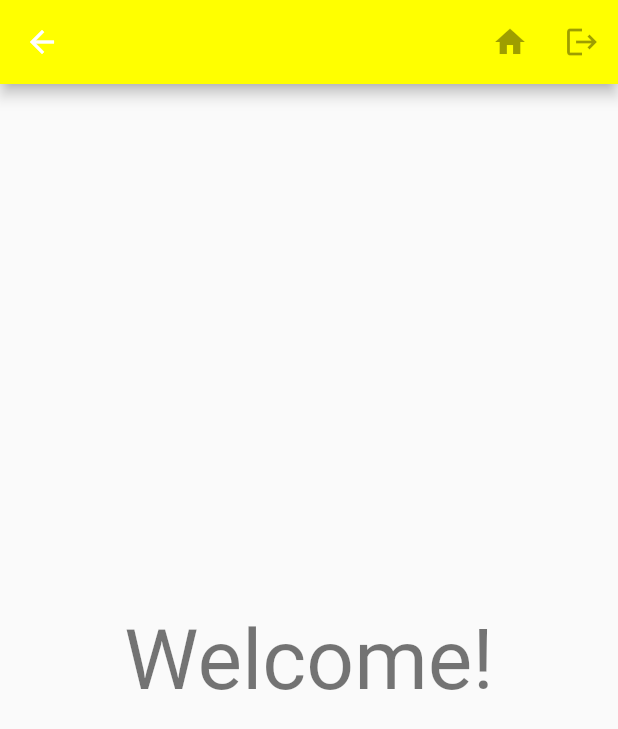
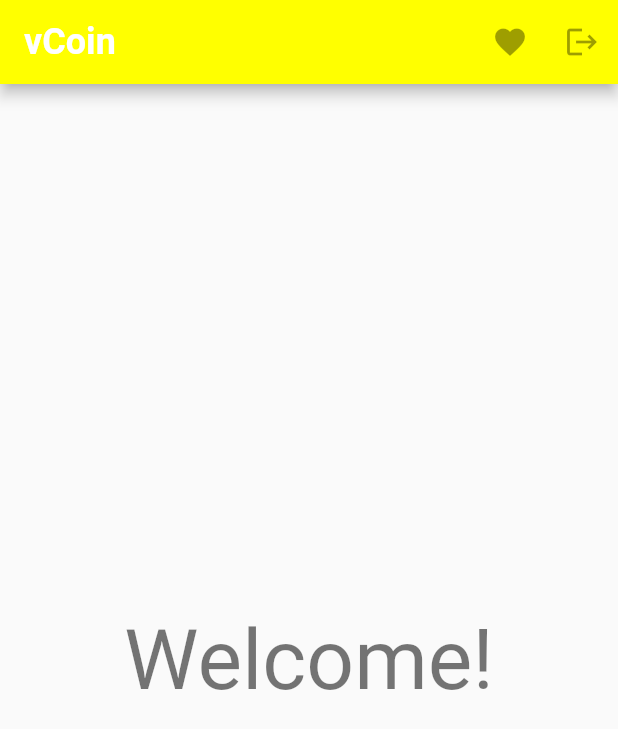
Before and after one commit to huynhminhvangit/v_coin_app, a Flutter app: the WelcomeScreen screen opened by its route, on a phone screen of 412 x 824 dp. Shown: the top 729 px of the screen. Run offline on Flutter 3.47's test engine with Material 2 defaults, Android fonts, the light colour scheme and no system bars.

Commit message:
add Icon

```diff
--- a/lib/main.dart
+++ b/lib/main.dart
@@ -175,9 +175,15 @@ class WelcomeScreen extends StatelessWidget {
   Widget build(BuildContext context) {
     return Scaffold(
       appBar: AppBar(
+        automaticallyImplyLeading: false,
         backgroundColor: Colors.yellowAccent,
+        title: Text(
+          'vCoin',
+          style: TextStyle(fontSize: 24, fontWeight: FontWeight.bold),
+          textAlign: TextAlign.center,
+        ),
         actions: [
-          IconButton(icon: Icon(Icons.home), onPressed: null),
+          IconButton(icon: Icon(Icons.favorite), onPressed: null),
           IconButton(icon: Icon(Icons.logout), onPressed: null)
         ],
       ),
```
